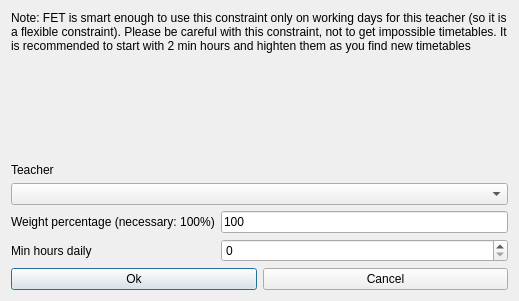
janLo/FET, file src/interface/modifyconstraintteacherminhoursdailyform_template.ui: the form before one commit.
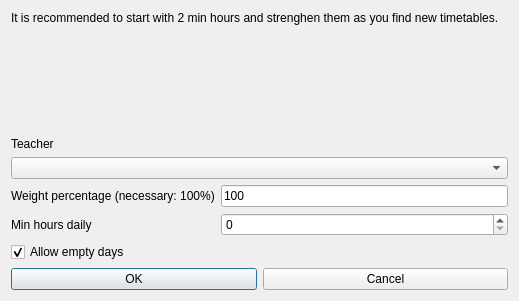
The form after the commit.

Diff of the .ui file:
```diff
--- a/src/interface/modifyconstraintteacherminhoursdailyform_template.ui
+++ b/src/interface/modifyconstraintteacherminhoursdailyform_template.ui
@@ -14,7 +14,7 @@
    <string extracomment="This is the title of the dialog to modify a constraint of this type">Modify teacher min hours daily</string>
   </property>
   <layout class="QGridLayout" name="gridLayout">
-   <item row="0" column="0" colspan="2">
+   <item row="0" column="0" colspan="3">
     <widget class="QLabel" name="teacherTextLabel_2">
      <property name="sizePolicy">
       <sizepolicy hsizetype="Minimum" vsizetype="Minimum">
@@ -29,7 +29,7 @@
       <enum>QFrame::Plain</enum>
      </property>
      <property name="text">
-      <string>Note: FET is smart enough to use this constraint only on working days for this teacher (so it is a flexible constraint). Please be careful with this constraint, not to get impossible timetables. It is recommended to start with 2 min hours and highten them as you find new timetables</string>
+      <string>It is recommended to start with 2 min hours and strenghen them as you find new timetables.</string>
      </property>
      <property name="wordWrap">
       <bool>true</bool>
@@ -49,7 +49,7 @@
      </property>
     </spacer>
    </item>
-   <item row="2" column="0" colspan="2">
+   <item row="2" column="0" colspan="3">
     <widget class="QLabel" name="teacherTextLabel">
      <property name="frameShape">
       <enum>QFrame::NoFrame</enum>
@@ -65,7 +65,7 @@
      </property>
     </widget>
    </item>
-   <item row="3" column="0" colspan="2">
+   <item row="3" column="0" colspan="3">
     <widget class="QComboBox" name="teachersComboBox">
      <property name="editable">
       <bool>false</bool>
@@ -81,7 +81,7 @@
      </property>
     </widget>
    </item>
-   <item row="4" column="0">
+   <item row="4" column="0" colspan="2">
     <widget class="QLabel" name="weightTextLabel">
      <property name="frameShape">
       <enum>QFrame::NoFrame</enum>
@@ -97,7 +97,7 @@
      </property>
     </widget>
    </item>
-   <item row="4" column="1">
+   <item row="4" column="2">
     <widget class="QLineEdit" name="weightLineEdit">
      <property name="text">
       <string>100</string>
@@ -120,15 +120,25 @@
      </property>
     </widget>
    </item>
-   <item row="5" column="1">
+   <item row="5" column="2">
     <widget class="QSpinBox" name="minHoursSpinBox"/>
    </item>
-   <item row="6" column="0" colspan="2">
+   <item row="6" column="0" colspan="3">
+    <widget class="QCheckBox" name="allowEmptyDaysCheckBox">
+     <property name="text">
+      <string>Allow empty days</string>
+     </property>
+     <property name="checked">
+      <bool>true</bool>
+     </property>
+    </widget>
+   </item>
+   <item row="7" column="0" colspan="3">
     <layout class="QHBoxLayout" name="horizontalLayout">
      <item>
       <widget class="QPushButton" name="okPushButton">
        <property name="text">
-        <string>Ok</string>
+        <string>OK</string>
        </property>
       </widget>
      </item>
```
Left out of the diff: 3 changed lines with no effect on the pictures.
